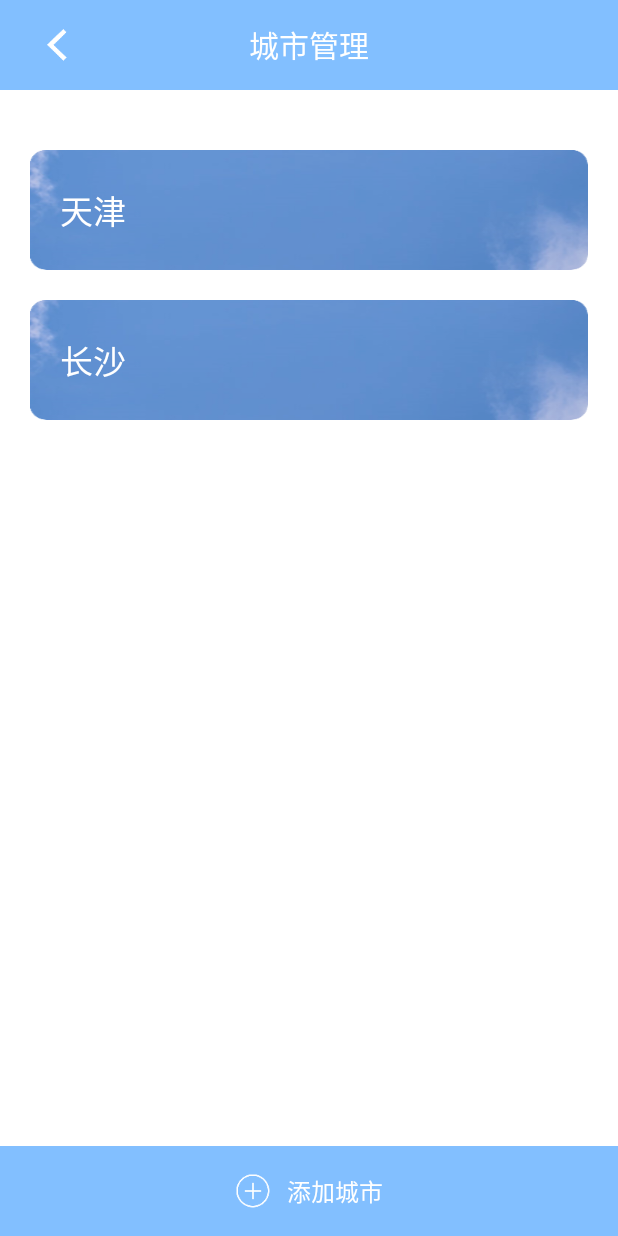
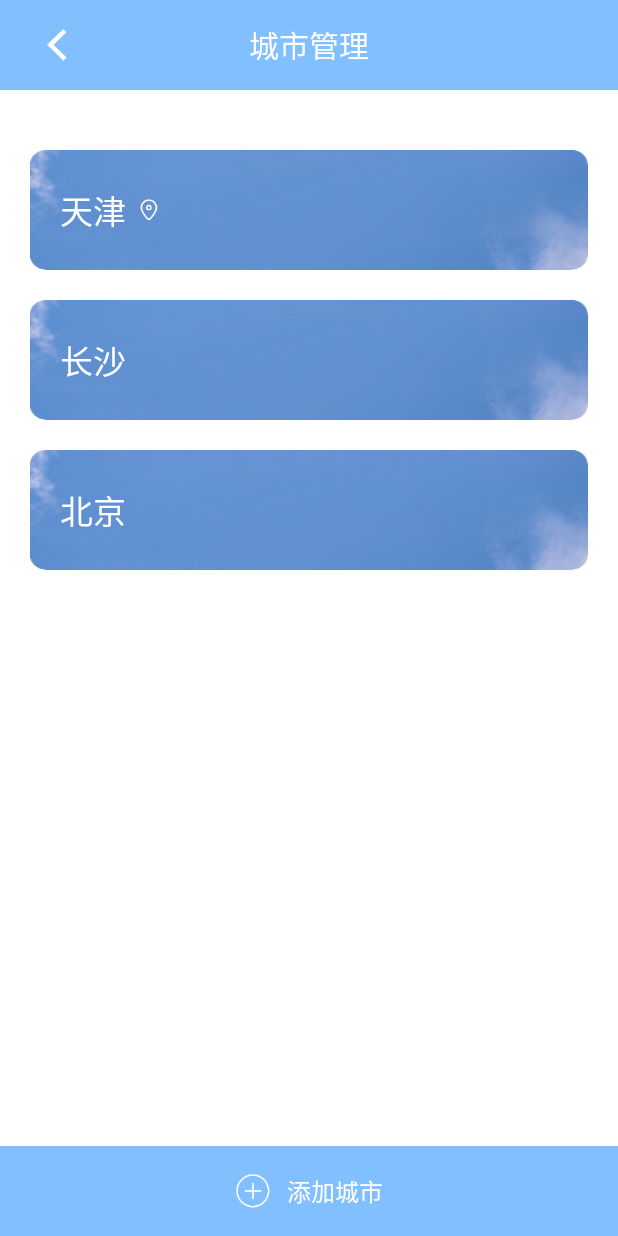
Before and after one commit to 2285-qw/weather, an Android app: the City_choiceActivity screen opened directly, with no data from a screen before it, on a phone screen of 412 x 824 dp. Run offline under Robolectric (Android 15) with nearby library versions, the phone set to English and light mode, and no system bars; 1 statement that could not run was skipped.

Commit message:
一月十九日，完成修改城市页面布局，以及定位图标的实现

```diff
--- a/app/src/main/java/com/example/weather/ui/City_choiceActivity.java
+++ b/app/src/main/java/com/example/weather/ui/City_choiceActivity.java
@@ -16,6 +16,7 @@ import android.widget.ListView;
 import android.widget.TextView;
 import android.widget.Toast;
 
+import com.example.weather.MainActivity;
 import com.example.weather.R;
 
 import static com.example.weather.MainActivity.list;
@@ -24,13 +25,25 @@ import static com.example.weather.MainActivity.weather_date;
 public class City_choiceActivity extends AppCompatActivity implements View.OnClickListener {
     ImageView return_button;
     ListView lv_city;
+    //底部添加城市布局
     LinearLayout lin_add;
+    //删除城市按钮
     ImageView city_delete;
+    //记录删除键的显示隐藏
+    boolean istrue = false;
+    //修改城市设置取消按钮
+    ImageView cancel_button;
+    //修改城市设置确认按钮
+    ImageView confirm_button;
+    //定位图标
+    ImageView location;
+
 
     @Override
     protected void onCreate(Bundle savedInstanceState) {
         super.onCreate(savedInstanceState);
         setContentView(R.layout.activity_city_choice);
+        //初始化
         initDate();
         initview();
     }
@@ -40,20 +53,26 @@ public class City_choiceActivity extends AppCompatActivity implements View.OnCli
         lv_city.setAdapter(new Myadapter());
         lv_city.setDivider(null);
         lin_add.setOnClickListener(this);
+        confirm_button.setOnClickListener(this);
+        cancel_button.setOnClickListener(this);
+
+        //对listview进行长按监听
         lv_city.setOnItemLongClickListener(new AdapterView.OnItemLongClickListener() {
             @Override
             public boolean onItemLongClick(AdapterView<?> parent, View view, int position, long id) {
-                Toast.makeText(City_choiceActivity.this, "长按", Toast.LENGTH_SHORT).show();
-
-                ImageView city_delete = view.findViewById(R.id.city_delete);
-                city_delete.setVisibility(View.VISIBLE);
-
+                istrue = true;
+                lv_city.setAdapter(new Myadapter());
+                confirm_button.setVisibility(View.VISIBLE);
+                lin_add.setVisibility(View.GONE);
                 return true;
             }
         });
     }
 
     private void initDate() {
+
+        confirm_button = findViewById(R.id.confirm_button);
+        cancel_button = findViewById(R.id.cancel_button);
         lin_add = findViewById(R.id.lin_add);
         return_button = findViewById(R.id.return_button);
         lv_city = findViewById(R.id.lv_city);
@@ -69,6 +88,7 @@ public class City_choiceActivity extends AppCompatActivity implements View.OnCli
         }
     }
 
+    //点击事件处理
     @Override
     public void onClick(View v) {
         switch (v.getId()) {
@@ -77,9 +97,22 @@ public class City_choiceActivity extends AppCompatActivity implements View.OnCli
                 break;
             case R.id.lin_add:
                 startActivity(new Intent(City_choiceActivity.this, AddcityActivity.class));
+                //修改城市确认按钮
+            case R.id.confirm_button:
+                Toast.makeText(City_choiceActivity.this, "修改数据成功", Toast.LENGTH_SHORT).show();
+                istrue = false;
+                lv_city.setAdapter(new Myadapter());
+                confirm_button.setVisibility(View.GONE);
+                lin_add.setVisibility(View.VISIBLE);
+                break;
+            //修改城市取消按钮
+            case R.id.cancel_button:
+
+                break;
         }
     }
 
+    //自己的Adapter
     private class Myadapter extends BaseAdapter {
 
         @Override
@@ -107,11 +140,37 @@ public class City_choiceActivity extends AppCompatActivity implements View.OnCli
             }
             TextView city = view.findViewById(R.id.city);
             TextView temperature = view.findViewById(R.id.temperature);
-            city_delete=view.findViewById(R.id.city_delete);
+            city_delete = view.findViewById(R.id.city_delete);
+            location = view.findViewById(R.id.location);
+            if (position == 0) {
+                location.setImageResource(R.mipmap.location);
+            }
+
+            city_delete.setOnClickListener(new View.OnClickListener() {
+                @Override
+                public void onClick(View v) {
+                    //finalView.setVisibility(View.GONE);
+                    if (position == 0) {
+                        Toast.makeText(City_choiceActivity.this, "如法删除此做城市", Toast.LENGTH_SHORT).show();
+                    } else {
+                        weather_date.remove(list.get(position));
+                        list.remove(position);
+                        notifyDataSetChanged();
+                    }
+
+                }
+            });
+            if (istrue) {
+                city_delete.setVisibility(View.VISIBLE);
+            } else {
+                city_delete.setVisibility(View.GONE);
+            }
 
             city.setText((CharSequence) list.get(position));
             temperature.setText((CharSequence) weather_date.get(list.get(position)).getWendu() + "°");
             return view;
         }
+
+
     }
 }
--- a/app/src/main/res/layout/activity_city_choice.xml
+++ b/app/src/main/res/layout/activity_city_choice.xml
@@ -26,6 +26,25 @@
                 android:paddingLeft="10dp"
                 android:paddingEnd="10dp"
                 android:src="@mipmap/return_buttom" />
+            <ImageView
+                android:id="@+id/cancel_button"
+                android:layout_width="wrap_content"
+                android:layout_height="60dp"
+                android:layout_marginLeft="20dp"
+                android:paddingLeft="10dp"
+                android:paddingEnd="10dp"
+                android:visibility="gone"
+                android:src="@mipmap/city_cancel" />
+            <ImageView
+                android:id="@+id/confirm_button"
+                android:layout_width="wrap_content"
+                android:layout_height="60dp"
+                android:layout_alignParentRight="true"
+                android:layout_marginRight="20dp"
+                android:paddingLeft="10dp"
+                android:paddingEnd="10dp"
+                android:visibility="gone"
+                android:src="@mipmap/confirm" />
 
             <TextView
                 android:layout_width="wrap_content"
--- a/app/src/main/res/layout/lv_city_item.xml
+++ b/app/src/main/res/layout/lv_city_item.xml
@@ -1,7 +1,7 @@
 <?xml version="1.0" encoding="utf-8"?>
 <LinearLayout xmlns:android="http://schemas.android.com/apk/res/android"
     android:layout_width="match_parent"
-    android:layout_height="match_parent">
+    android:layout_height="wrap_content">
 
     <RelativeLayout
         android:layout_width="match_parent"
@@ -19,6 +19,14 @@
             android:text="北京"
             android:textColor="@color/white"
             android:textSize="22sp" />
+        <ImageView
+            android:id="@+id/location"
+            android:layout_width="wrap_content"
+            android:layout_height="wrap_content"
+            android:layout_centerVertical="true"
+            android:layout_marginLeft="70dp"
+            android:layout_marginRight="30dp"
+            />
 
         <TextView
             android:id="@+id/temperature"
```
Also changed, not shown: app/src/main/java/com/example/weather/MainActivity.java (+95 -46 lines), app/src/main/res/layout/mian.xml (+11 -3 lines), app/src/main/res/mipmap-xxxhdpi/city_cancel.png (added), app/src/main/res/mipmap-xxxhdpi/confirm.png (added), app/src/main/res/mipmap-xxxhdpi/fine.png, app/src/main/res/mipmap-xxxhdpi/location.png (added), app/src/main/res/mipmap-xxxhdpi/yin.png.
